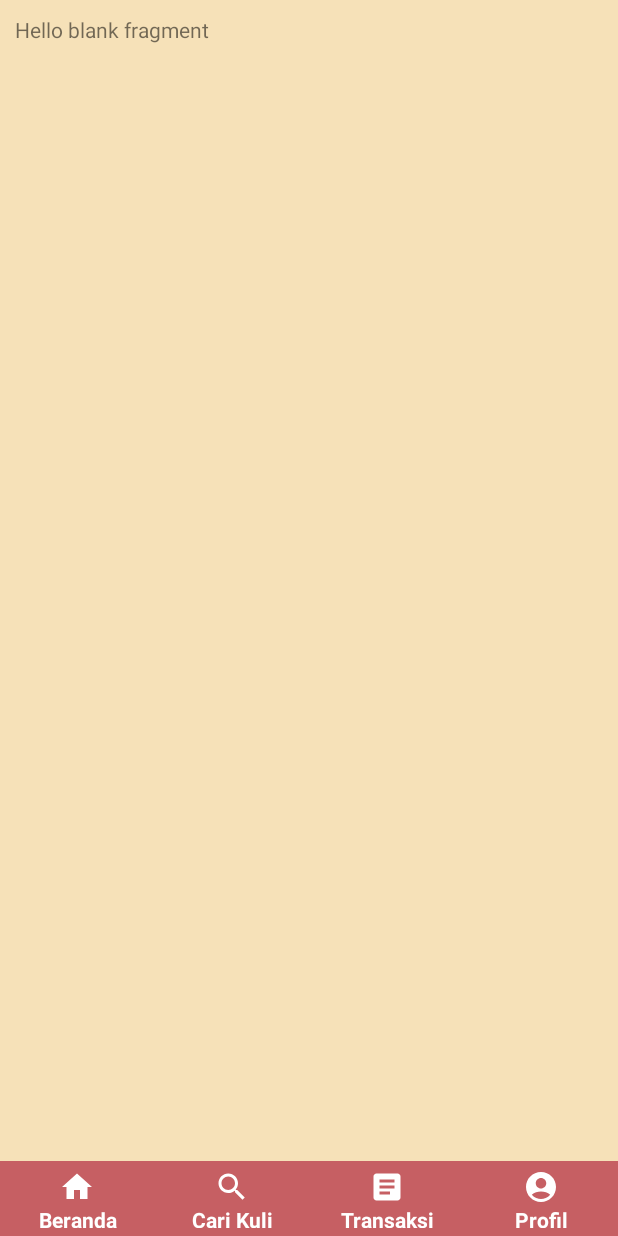
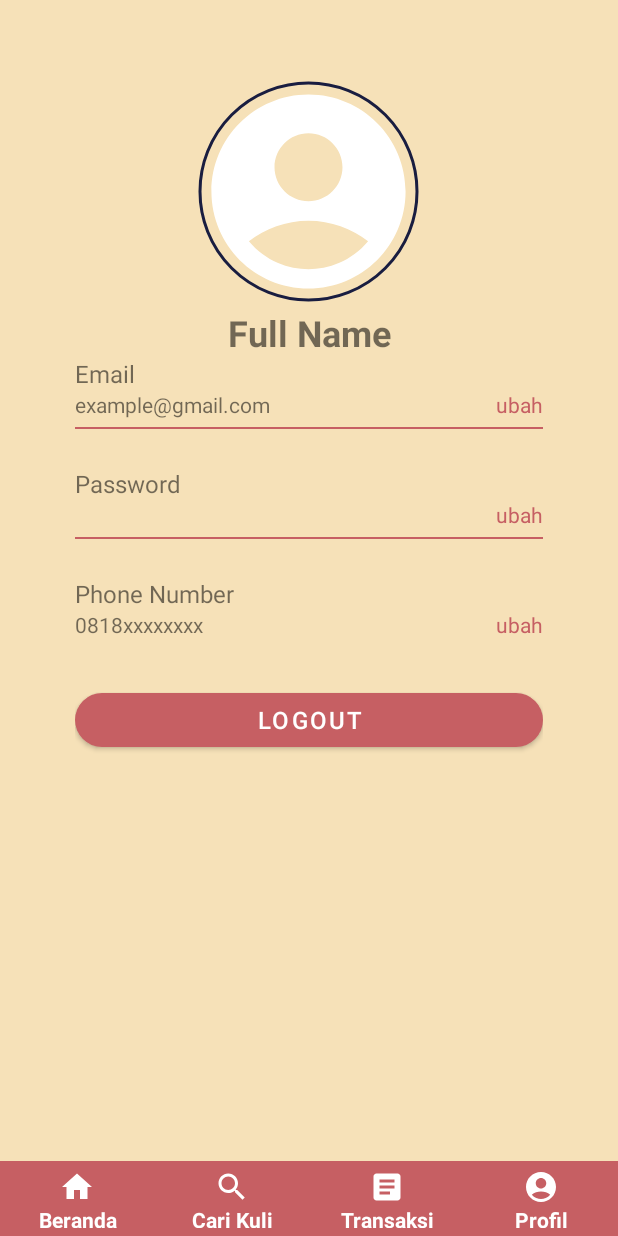
Before and after one commit to Alviannn/mas-kuli, an Android app: the fragment ProfileFragment placed in its activity, on a phone screen of 412 x 824 dp. Run offline under Robolectric (Android 15) with nearby library versions, the phone set to English and light mode, and no system bars; our stand-ins replace Firebase (no records; nobody signed in at launch, a user with empty details on screens opened directly); 4 statements that could not run were skipped.

Commit message:
Finishing profile but cannot be changed

```diff
--- a/app/src/main/java/com/juvigaf/myapplication/UI/profile/ProfileFragment.java
+++ b/app/src/main/java/com/juvigaf/myapplication/UI/profile/ProfileFragment.java
@@ -1,4 +1,6 @@
 package com.juvigaf.myapplication.UI.profile;
+
+import static com.juvigaf.myapplication.SharedData.currentUser;
 
 import android.os.Bundle;
 
@@ -7,6 +9,7 @@ import androidx.fragment.app.Fragment;
 import android.view.LayoutInflater;
 import android.view.View;
 import android.view.ViewGroup;
+import android.widget.TextView;
 
 import com.juvigaf.myapplication.R;
 
@@ -57,11 +60,28 @@ public class ProfileFragment extends Fragment {
         }
     }
 
+    TextView userEmail, userPassword, userPhone;
+
     @Override
     public View onCreateView(LayoutInflater inflater, ViewGroup container,
                              Bundle savedInstanceState) {
         // Inflate the layout for this fragment
         View view = inflater.inflate(R.layout.fragment_profile, container, false);
+        init(view);
+
+        int length = currentUser.getPassword().length();
+        String password = "";
+        for(int i = 0; i < length; i++) password += "*";
+        userEmail.setText(currentUser.getEmail());
+        userPassword.setText(password);
+        userPhone.setText(currentUser.getPhone());
+
         return view;
     }
+
+    private void init(View view){
+        userEmail = view.findViewById(R.id.userEmail);
+        userPassword = view.findViewById(R.id.userPassword);
+        userPhone = view.findViewById(R.id.userPhone);
+    }
 }
--- a/app/src/main/res/layout/fragment_profile.xml
+++ b/app/src/main/res/layout/fragment_profile.xml
@@ -1,14 +1,151 @@
 <?xml version="1.0" encoding="utf-8"?>
-<FrameLayout xmlns:android="http://schemas.android.com/apk/res/android"
+<LinearLayout xmlns:android="http://schemas.android.com/apk/res/android"
     xmlns:tools="http://schemas.android.com/tools"
+    xmlns:app="http://schemas.android.com/apk/res-auto"
     android:layout_width="match_parent"
     android:layout_height="match_parent"
-    tools:context=".UI.profile.ProfileFragment">
+    tools:context=".UI.profile.ProfileFragment"
+    android:background="@color/background_color"
+    android:gravity="center_horizontal"
+    android:orientation="vertical"
+    android:padding="40sp">
 
-    <!-- TODO: Update blank fragment layout -->
+    <com.google.android.material.imageview.ShapeableImageView
+        android:id="@+id/profilePicture"
+        android:layout_width="155sp"
+        android:layout_height="155sp"
+        android:layout_gravity="center"
+        android:background="@drawable/profile"
+        android:clickable="true"
+        android:padding="5sp"
+        android:scaleType="centerCrop"
+        app:shapeAppearanceOverlay="@style/circular"
+        app:strokeColor="#191D40"
+        app:strokeWidth="2sp"></com.google.android.material.imageview.ShapeableImageView>
+
     <TextView
         android:layout_width="match_parent"
-        android:layout_height="match_parent"
-        android:text="@string/hello_blank_fragment" />
+        android:layout_height="wrap_content"
+        android:text="Full Name"
+        android:textStyle="bold"
+        android:textSize="24sp"
+        android:textAlignment="center"/>
 
-</FrameLayout>
+    <TextView
+        android:layout_width="match_parent"
+        android:layout_height="wrap_content"
+        android:text="Email"
+        android:textSize="16sp"/>
+
+    <LinearLayout
+        android:layout_width="match_parent"
+        android:layout_height="wrap_content"
+        android:orientation="horizontal">
+
+        <TextView
+            android:id="@+id/userEmail"
+            android:layout_width="match_parent"
+            android:layout_height="wrap_content"
+            android:text="example@gmail.com"
+            android:layout_weight="1"/>
+
+        <TextView
+            android:id="@+id/ubahEmail"
+            android:clickable="true"
+            android:layout_width="match_parent"
+            android:layout_height="wrap_content"
+            android:text="@string/ubah"
+            android:layout_weight="8"
+            android:textColor="@color/main_color"
+            android:gravity="right"/>
+
+    </LinearLayout>
+
+    <View
+        android:layout_marginTop="5sp"
+        android:layout_marginBottom="5sp"
+        android:layout_width="match_parent"
+        android:layout_height="1sp"
+        android:background="@color/main_color" />
+
+    <TextView
+        android:layout_marginTop="20sp"
+        android:layout_width="match_parent"
+        android:layout_height="wrap_content"
+        android:text="Password"
+        android:textSize="16sp"/>
+
+    <LinearLayout
+        android:layout_width="match_parent"
+        android:layout_height="wrap_content"
+        android:orientation="horizontal">
+
+        <TextView
+            android:id="@+id/userPassword"
+            android:layout_width="match_parent"
+            android:layout_height="wrap_content"
+            android:layout_weight="1"
+            android:text="*********" />
+
+        <TextView
+            android:id="@+id/ubahPassword"
+            android:clickable="true"
+            android:layout_width="match_parent"
+            android:layout_height="wrap_content"
+            android:text="@string/ubah"
+            android:layout_weight="8"
+            android:textColor="@color/main_color"
+            android:gravity="right"/>
+
+    </LinearLayout>
+
+    <View
+        android:layout_marginTop="5sp"
+        android:layout_marginBottom="5sp"
+        android:layout_width="match_parent"
+        android:layout_height="1sp"
+        android:background="@color/main_color" />
+
+    <TextView
+        android:layout_marginTop="20sp"
+        android:layout_width="match_parent"
+        android:layout_height="wrap_content"
+        android:text="Phone Number"
+        android:textSize="16sp"/>
+
+    <LinearLayout
+        android:layout_width="match_parent"
+        android:layout_height="wrap_content"
+        android:orientation="horizontal">
+
+        <TextView
+            android:id="@+id/userPhone"
+            android:layout_width="match_parent"
+            android:layout_height="wrap_content"
+            android:text="@string/_0818xxxxxxxx"
+            android:layout_weight="1"/>
+
+        <TextView
+            android:id="@+id/ubahPhone"
+            android:clickable="true"
+            android:layout_width="match_parent"
+            android:layout_height="wrap_content"
+            android:text="@string/ubah"
+            android:layout_weight="8"
+            android:textColor="@color/main_color"
+            android:gravity="right"/>
+
+    </LinearLayout>
+
+
+    <com.google.android.material.button.MaterialButton
+        android:id="@+id/btn_login"
+        android:layout_width="match_parent"
+        android:layout_height="wrap_content"
+        android:layout_marginTop="30sp"
+        android:text="Logout"
+        android:textSize="16sp"
+        app:cornerRadius="20sp"
+        tools:ignore="TextContrastCheck" />
+
+</LinearLayout>
--- /dev/null
+++ b/app/src/main/res/values/custom_style.xml
@@ -0,0 +1,7 @@
+<?xml version="1.0" encoding="utf-8"?>
+<resources>
+    <style name="circular">
+        <item name="cornerSize">50%</item>
+    </style>
+
+</resources>
--- a/app/src/main/res/values/strings.xml
+++ b/app/src/main/res/values/strings.xml
@@ -8,4 +8,6 @@
     <string name="profil">Profil</string>
     <string name="kuli_terbaik_di_sekitar_kamu">Kuli terbaik di sekitar kamu</string>
     <string name="mas_kuli">Mas Kuli</string>
+    <string name="ubah">ubah</string>
+    <string name="_0818xxxxxxxx">0818xxxxxxxx</string>
 </resources>
```
